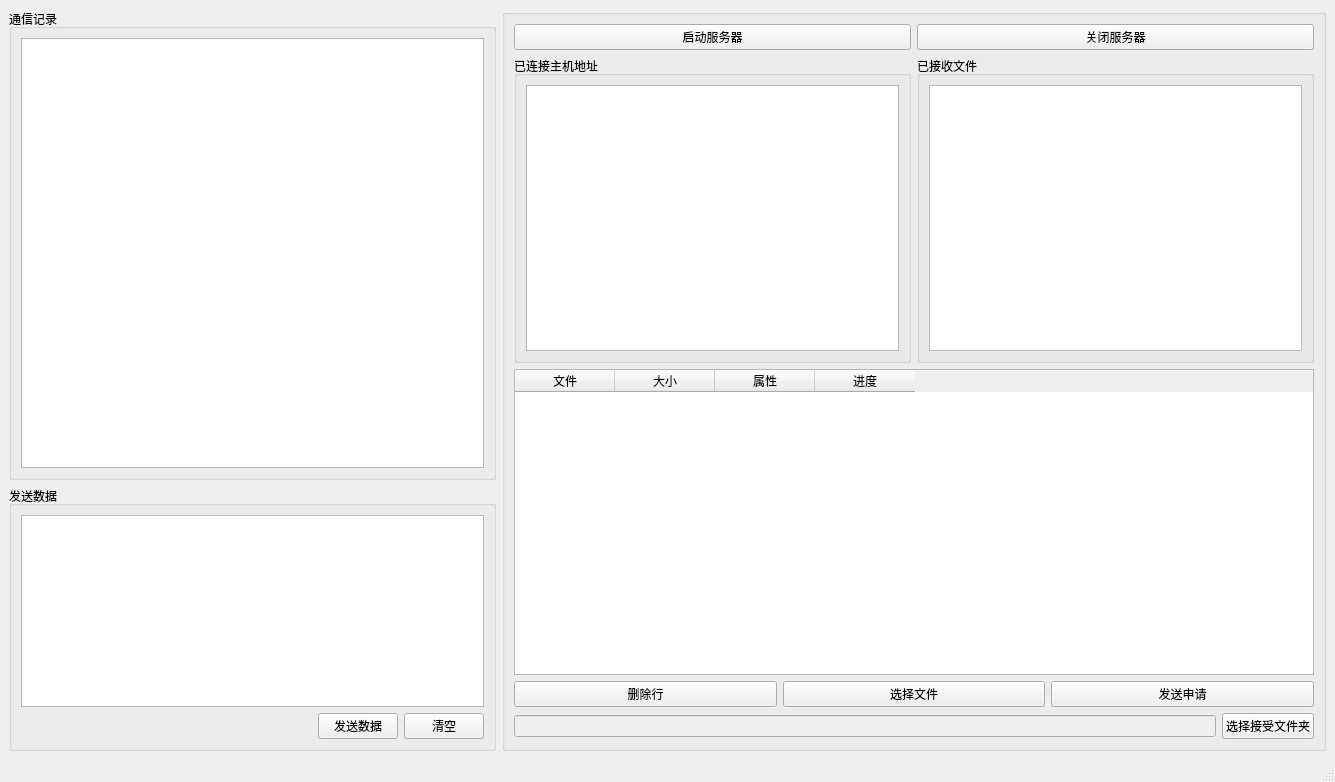
Before: the Qt Designer form MAFServer/src/Server.ui in 1317384355/QT-tcp_ServerAndClient, drawn with Qt 5.
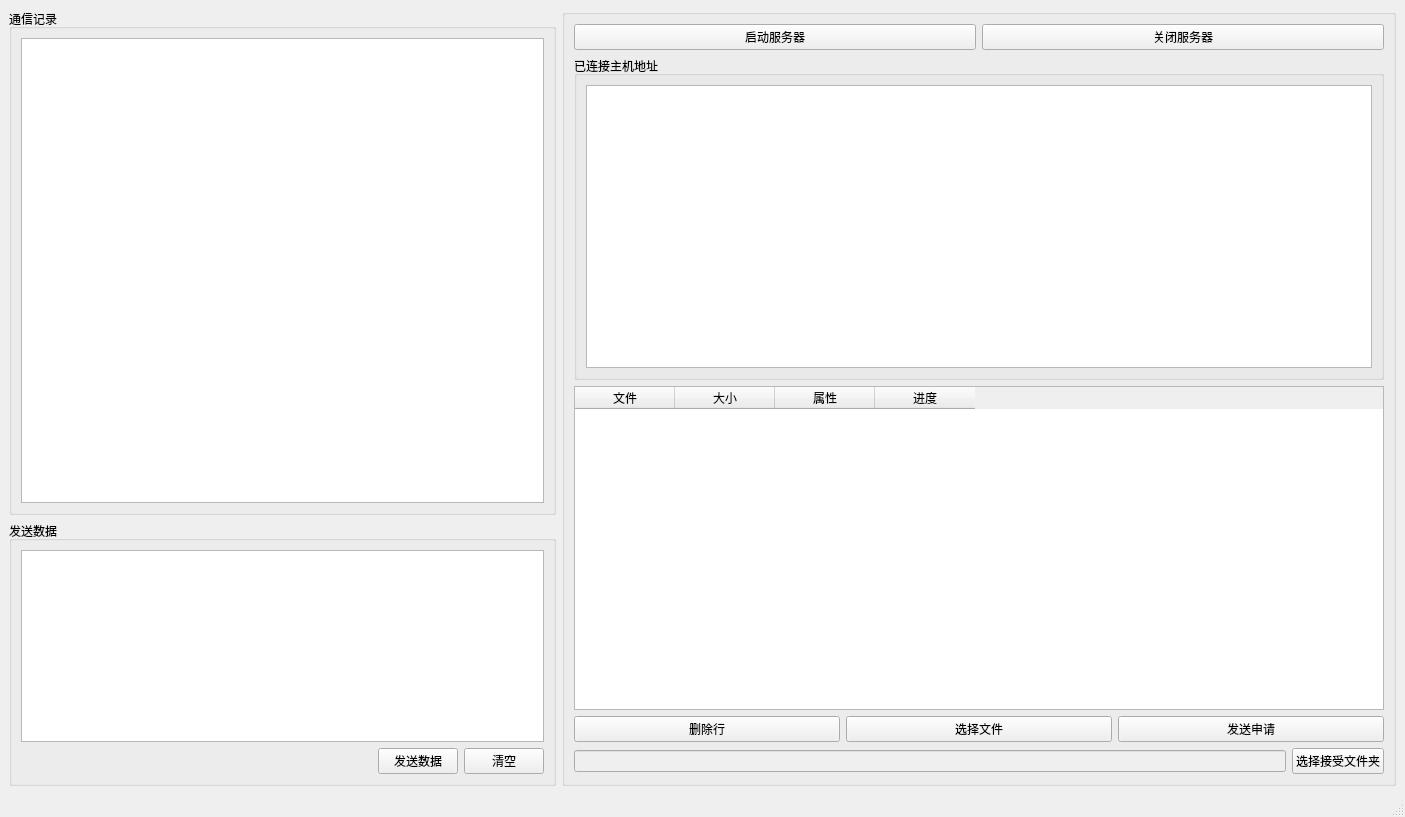
After: the same form once the commit is applied.

```diff
--- a/MAFServer/src/Server.ui
+++ b/MAFServer/src/Server.ui
@@ -6,8 +6,8 @@
    <rect>
     <x>0</x>
     <y>0</y>
-    <width>1335</width>
-    <height>782</height>
+    <width>1405</width>
+    <height>817</height>
    </rect>
   </property>
   <property name="windowTitle">
@@ -158,7 +158,7 @@
         <widget class="QTableWidget" name="tableWidget">
          <property name="minimumSize">
           <size>
-           <width>800</width>
+           <width>810</width>
            <height>0</height>
           </size>
          </property>
@@ -184,7 +184,7 @@
          </column>
         </widget>
        </item>
-       <item row="1" column="0">
+       <item row="1" column="0" colspan="2">
         <widget class="QGroupBox" name="groupBox_7">
          <property name="sizePolicy">
           <sizepolicy hsizetype="Minimum" vsizetype="Preferred">
@@ -215,37 +215,6 @@
          </layout>
         </widget>
        </item>
-       <item row="1" column="1">
-        <widget class="QGroupBox" name="groupBox_8">
-         <property name="sizePolicy">
-          <sizepolicy hsizetype="Minimum" vsizetype="Preferred">
-           <horstretch>0</horstretch>
-           <verstretch>0</verstretch>
-          </sizepolicy>
-         </property>
-         <property name="maximumSize">
-          <size>
-           <width>16777215</width>
-           <height>16777215</height>
-          </size>
-         </property>
-         <property name="title">
-          <string>已接收文件</string>
-         </property>
-         <layout class="QGridLayout" name="gridLayout_9">
-          <item row="0" column="1">
-           <widget class="QListWidget" name="listWidgetFile">
-            <property name="sizePolicy">
-             <sizepolicy hsizetype="Expanding" vsizetype="Expanding">
-              <horstretch>0</horstretch>
-              <verstretch>0</verstretch>
-             </sizepolicy>
-            </property>
-           </widget>
-          </item>
-         </layout>
-        </widget>
-       </item>
       </layout>
      </widget>
     </item>
```
